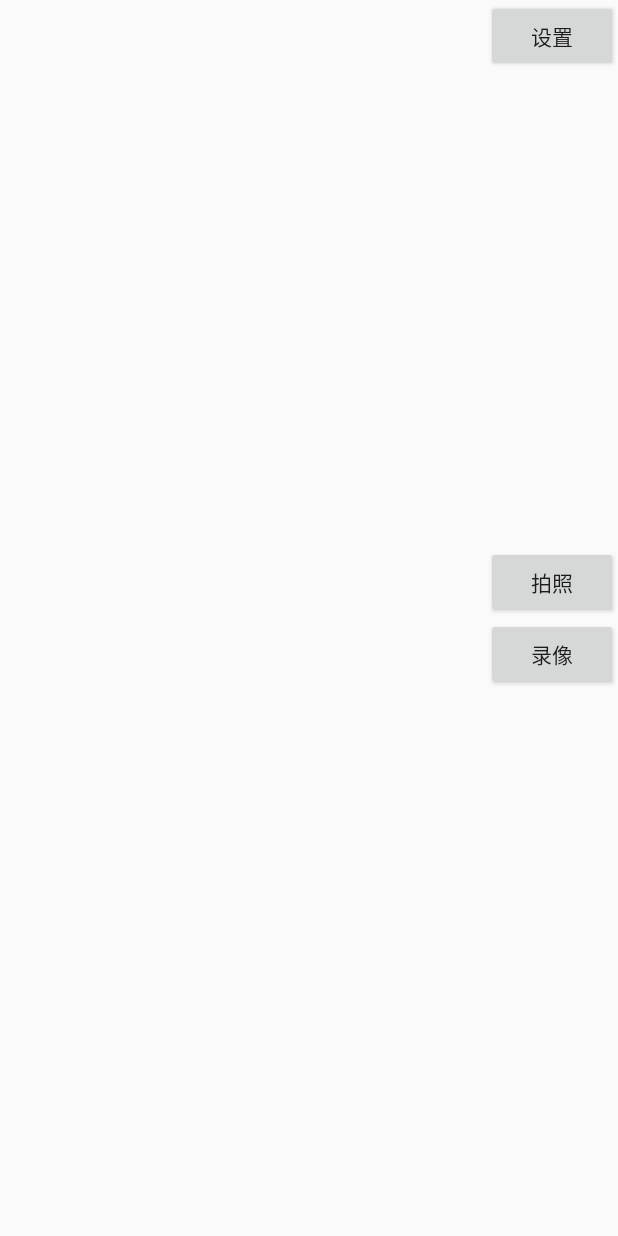
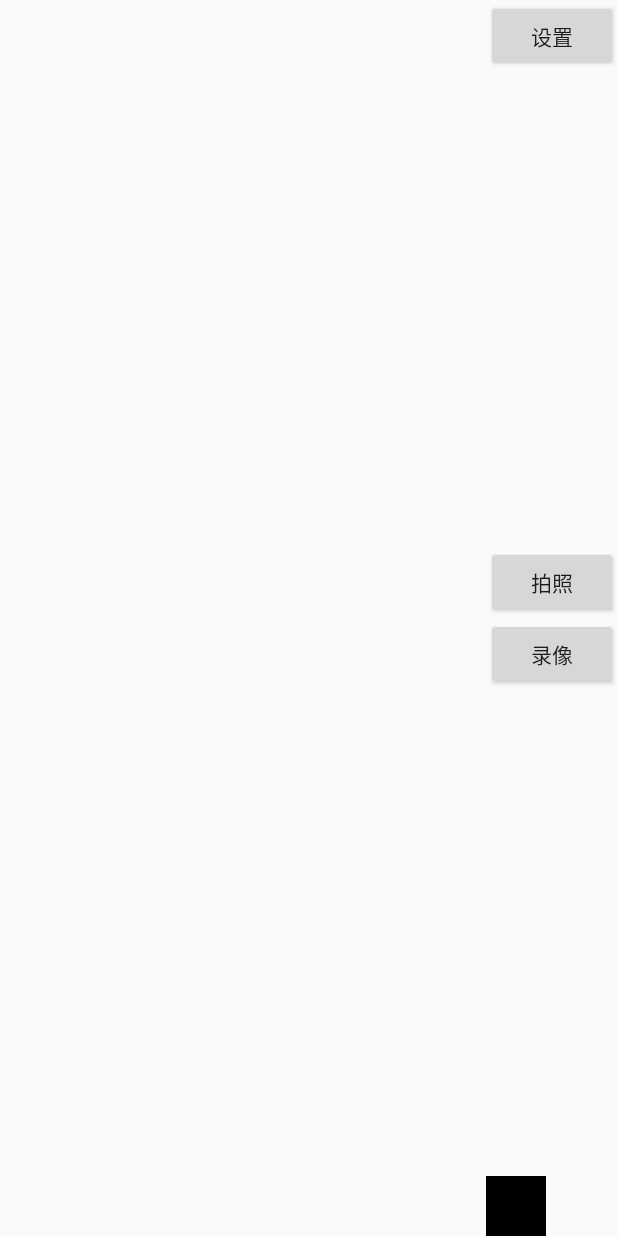
Before and after one commit to zhantong/AndroidCamera-EnableCapture, an Android app: the layout activity_main.xml on its own in the app's theme, with its tools: preview values and no code run, on a phone screen of 412 x 824 dp. Run offline under Robolectric (Android 15) with nearby library versions, the phone set to English and light mode, and no system bars.

```diff
--- a/app/src/main/AndroidManifest.xml
+++ b/app/src/main/AndroidManifest.xml
@@ -22,6 +22,7 @@
                 <category android:name="android.intent.category.LAUNCHER" />
             </intent-filter>
         </activity>
+        <activity android:name=".ShowPhotoVideo" />
     </application>
 
 </manifest>
--- a/app/src/main/res/layout/activity_main.xml
+++ b/app/src/main/res/layout/activity_main.xml
@@ -18,6 +18,7 @@
             android:id="@+id/button_settings"
             android:layout_width="wrap_content"
             android:layout_height="wrap_content"
+            android:layout_alignParentTop="true"
             android:text="设置" />
         <LinearLayout
             android:layout_width="wrap_content"
@@ -35,5 +36,21 @@
                 android:layout_height="wrap_content"
                 android:text="录像" />
         </LinearLayout>
+        <ImageView
+            android:layout_width="40dp"
+            android:layout_height="40dp"
+            android:id="@+id/taken_photo"
+            android:visibility="visible"
+            android:layout_alignParentBottom="true"
+            android:adjustViewBounds="true"
+            android:layout_above="@+id/taken_video"
+            android:background="#000"/>
+
+        <VideoView
+            android:layout_width="20dp"
+            android:layout_height="wrap_content"
+            android:id="@+id/taken_video"
+            android:visibility="invisible"
+            android:layout_alignParentBottom="true"/>
     </RelativeLayout>
 </LinearLayout>
```
Also changed, not shown: app/src/main/java/com/polarxiong/camerademo/CameraPreview.java (+12 -6 lines), app/src/main/java/com/polarxiong/camerademo/MainActivity.java (+71 -33 lines), app/src/main/java/com/polarxiong/camerademo/ShowPhotoVideo.java (added, +32 -0 lines).
